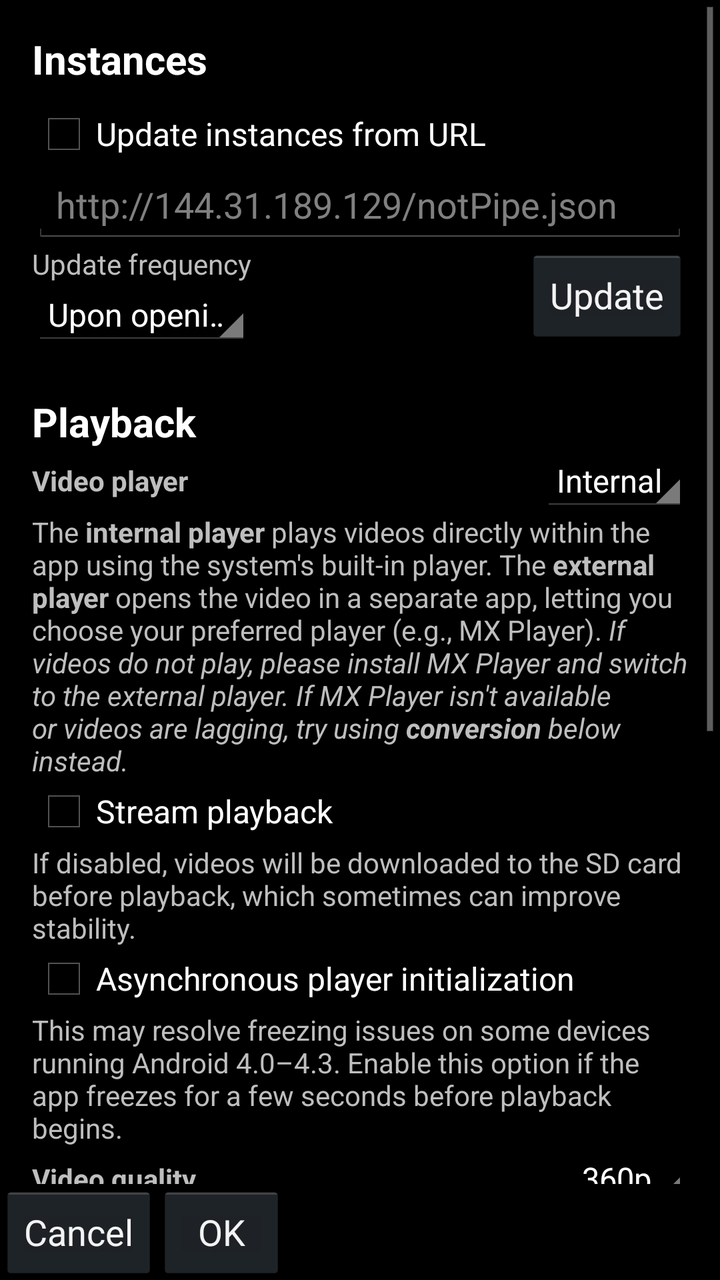
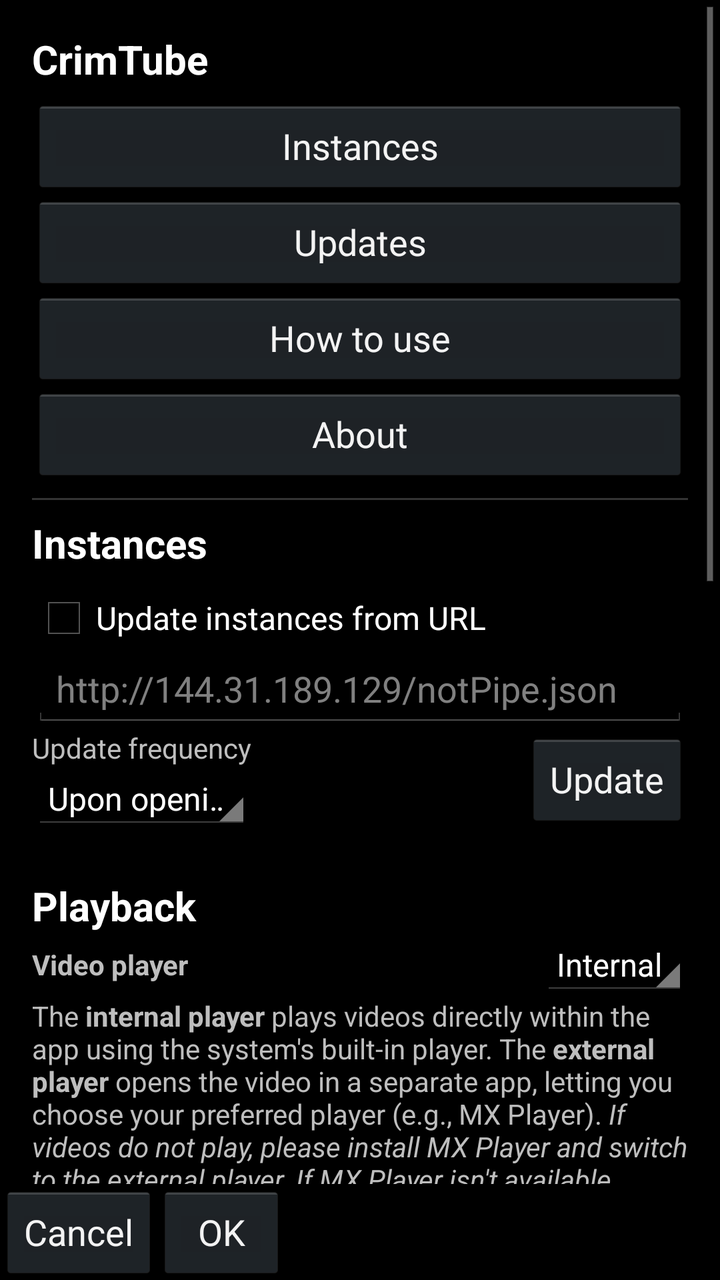

Screens rendered from an Android XML layout before and after an edit, with the pre-edit source and the edit as a unified diff.
<!-- AndroidManifest.xml: application theme AppTheme -->
<!-- res/layout/activity_settings.xml -->
<?xml version="1.0" encoding="utf-8"?>
<LinearLayout xmlns:android="http://schemas.android.com/apk/res/android"
    xmlns:tools="http://schemas.android.com/tools"
    android:layout_width="fill_parent"
    android:layout_height="fill_parent"
    android:orientation="vertical"
    android:focusable="true"
    android:focusableInTouchMode="true">
    
    <ScrollView 
        android:layout_width="fill_parent"
        android:layout_height="0dp"
        android:layout_weight="1"
        android:fillViewport="true">
        
        <LinearLayout
            android:orientation="vertical"
            android:layout_width="fill_parent"
            android:layout_height="wrap_content"
            android:padding="16dp">

            <TextView
                android:layout_width="fill_parent"
                android:layout_height="wrap_content"
                android:text="@string/instances"
                android:textStyle="bold"
                android:textSize="20sp"
                android:paddingBottom="8dp"
                android:textColor="@android:color/primary_text_dark"/>

            <CheckBox
                android:id="@+id/update_chk"
                android:layout_width="wrap_content"
                android:layout_height="wrap_content"
                android:text="@string/update_instances_url"/>
            <LinearLayout
                android:id="@+id/update_instances"
                android:layout_width="fill_parent"
                android:layout_height="wrap_content"
                android:orientation="vertical">
                <EditText
                    android:id="@+id/instances_url"
                    android:layout_width="fill_parent"
                    android:layout_height="wrap_content"
                    android:hint="http://144.31.189.129/notPipe.json"
                    android:inputType="textUri"
                    android:singleLine="true"/>

                <LinearLayout
                    android:layout_width="fill_parent"
                    android:layout_height="wrap_content"
                    android:orientation="horizontal">

                    <LinearLayout
                        android:layout_width="wrap_content"
                        android:layout_height="wrap_content"
                        android:orientation="vertical">

                        <TextView
                            android:layout_width="wrap_content"
                            android:layout_height="wrap_content"
                            android:text="@string/update_freq"/>

                        <Spinner
                            android:id="@+id/update_spinner"
                            android:layout_width="fill_parent"
                            android:layout_height="wrap_content"
                            android:entries="@array/update_freq_"/>
                    </LinearLayout>

                    <View
                        android:layout_width="0dp"
                        android:layout_height="wrap_content"
                        android:layout_weight="1"/>

                    <Button
                        android:id="@+id/update_btn"
                        android:layout_width="wrap_content"
                        android:layout_height="wrap_content"
                        android:text="@string/update"
                        android:layout_gravity="center_vertical"/>
                </LinearLayout>
            </LinearLayout>

            <LinearLayout
                android:id="@+id/apiInstancesContainer"
                android:layout_width="fill_parent"
                android:layout_height="wrap_content"
                android:orientation="vertical"/>

            <TextView
                android:layout_width="fill_parent"
                android:layout_height="wrap_content"
                android:text="@string/playback"
                android:textStyle="bold"
                android:textSize="20sp"
                android:paddingTop="24dp"
                android:textColor="@android:color/primary_text_dark"/>

            <LinearLayout
                android:layout_width="fill_parent"
                android:layout_height="wrap_content"
                android:orientation="horizontal"
                android:gravity="center_vertical">
                <TextView
                    android:layout_width="0dp"
                    android:layout_height="wrap_content"
                    android:layout_weight="1"
                    android:text="@string/video_player"
                    android:textStyle="bold"/>
                <Spinner
                    android:id="@+id/player_spinner"
                    android:layout_width="wrap_content"
                    android:layout_height="wrap_content"
                    android:entries="@array/video_player_"/>
            </LinearLayout>

            <TextView
                android:layout_width="fill_parent"
                android:layout_height="wrap_content"
                android:text="@string/video_player_desc"/>

            <CheckBox
                android:id="@+id/stream_playback_chk"
                android:layout_width="fill_parent"
                android:layout_height="wrap_content"
                android:text="@string/stream_playback"/>

            <TextView
                android:layout_width="fill_parent"
                android:layout_height="wrap_content"
                android:text="@string/stream_playback_desc"/>

            <CheckBox
                android:id="@+id/async_uri_chk"
                android:layout_width="fill_parent"
                android:layout_height="wrap_content"
                android:text="@string/async_uri"/>

            <TextView
                android:layout_width="fill_parent"
                android:layout_height="wrap_content"
                android:text="@string/async_uri_"/>

            <LinearLayout
                android:layout_width="fill_parent"
                android:layout_height="wrap_content"
                android:orientation="horizontal"
                android:gravity="center_vertical">
                <TextView
                    android:layout_width="0dp"
                    android:layout_height="wrap_content"
                    android:layout_weight="1"
                    android:text="@string/video_quality"
                    android:textStyle="bold"/>
                <Spinner
                    android:id="@+id/quality_spinner"
                    android:layout_width="wrap_content"
                    android:layout_height="wrap_content"
                    android:entries="@array/qualities"/>
            </LinearLayout>

            <TextView
                android:layout_width="fill_parent"
                android:layout_height="wrap_content"
                android:text="@string/quality_recommend"/>

            <TextView
                android:layout_width="fill_parent"
                android:layout_height="wrap_content"
                android:text="@string/conversion"
                android:textStyle="bold"
                android:textSize="20sp"
                android:paddingTop="24dp"
                android:textColor="@android:color/primary_text_dark"/>

            <TextView
                android:layout_width="fill_parent"
                android:layout_height="wrap_content"
                android:text="@string/conversion_"/>

            <CheckBox
                android:id="@+id/convert_chk"
                android:layout_width="fill_parent"
                android:layout_height="wrap_content"
                android:text="@string/convert_videos"/>

            <LinearLayout
                android:layout_width="fill_parent"
                android:layout_height="wrap_content"
                android:orientation="horizontal"
                android:gravity="center_vertical"
                android:id="@+id/codec_layout"
                android:visibility="gone"
                tools:visibility="visible">
                <TextView
                    android:layout_width="0dp"
                    android:layout_height="wrap_content"
                    android:layout_weight="1"
                    android:text="@string/video_codec"
                    android:textStyle="bold"/>
                <Spinner
                    android:id="@+id/codec_spinner"
                    android:layout_width="wrap_content"
                    android:layout_height="wrap_content"
                    android:entries="@array/codecs"/>
            </LinearLayout>

            <TextView
                android:layout_width="fill_parent"
                android:layout_height="wrap_content"
                android:text="@string/general"
                android:textStyle="bold"
                android:textSize="20sp"
                android:paddingTop="24dp"
                android:textColor="@android:color/primary_text_dark"/>

            <CheckBox
                android:id="@+id/fullscreen_rotate_chk"
                android:layout_width="fill_parent"
                android:layout_height="wrap_content"
                android:text="@string/force_landscape"/>

            <TextView
                android:layout_width="fill_parent"
                android:layout_height="wrap_content"
                android:paddingTop="24dp"
                android:text="@string/setting_footer"
                android:textStyle="italic"/>
        </LinearLayout>
    </ScrollView>

    <LinearLayout
        android:orientation="horizontal"
        android:layout_width="fill_parent"
        android:layout_height="wrap_content">
        
        <Button
            android:id="@+id/cancel"
            android:layout_width="wrap_content"
            android:layout_height="wrap_content"
            android:text="@android:string/cancel"/>
            
        <Button
            android:id="@+id/ok"
            android:layout_width="wrap_content"
            android:layout_height="wrap_content"
            android:text="@android:string/ok"/>
    </LinearLayout>
</LinearLayout>
<!-- resources referenced by this layout -->
<resources>
  <string-array name="codecs">
          <item>MPEG-4 Visual</item>
          <item>H.263</item>
      </string-array>
  <string-array name="qualities">
          <item>360p</item>
          <item>480p</item>
          <item>720p</item>
          <item>1080p</item>
      </string-array>
  <string-array name="update_freq_">
          <item>Upon opening the app</item>
          <item>Daily</item>
          <item>Every 2 days</item>
          <item>Every 3 days</item>
      </string-array>
  <string-array name="video_player_">
          <item>Internal</item>
          <item>External</item>
      </string-array>
  <string name="async_uri">Asynchronous player initialization</string>
  <string name="async_uri_">This may resolve freezing issues on some devices running Android 4.0–4.3. Enable this option if the app freezes for a few seconds before playback begins.</string>
  <string name="conversion">Conversion</string>
  <string name="conversion_">Conversion may help if your device does not support H.264 and MX Player is slow or not available. Conversion is available only for YtAPILegacy instances and is tried first. SD card required. With conversion, please do not try to view long videos. <b>Do not enable if videos are playing normally.</b></string>
  <string name="convert_videos">Convert videos</string>
  <string name="force_landscape">Force landscape in full-screen</string>
  <string name="general">General</string>
  <string name="instances">Instances</string>
  <string name="playback">Playback</string>
  <string name="quality_recommend">For smooth playback, 360p is recommended.</string>
  <string name="setting_footer">CrimTube — YouTube client for legacy Android</string>
  <string name="stream_playback">Stream playback</string>
  <string name="stream_playback_desc">If disabled, videos will be downloaded to the SD card before playback, which sometimes can improve stability.</string>
  <string name="update">Update</string>
  <string name="update_freq">Update frequency</string>
  <string name="update_instances_url">Update instances from URL</string>
  <string name="video_codec">Video codec</string>
  <string name="video_player">Video player</string>
  <string name="video_player_desc">The <b>internal player</b> plays videos directly within the app using the system\'s built-in player. The <b>external player</b> opens the video in a separate app, letting you choose your preferred player (e.g., MX Player). <i>If videos do not play, please install MX Player and switch to the external player. If MX Player isn\'t available or videos are lagging, try using <b>conversion</b> below instead.</i></string>
  <string name="video_quality">Video quality</string>
  <style name="AppTheme" parent="@android:style/Theme">
      </style>
</resources>

<!-- the commit's change to res/layout/activity_settings.xml (unified diff, before → after) -->
@@ -22,6 +22,46 @@
             <TextView
                 android:layout_width="fill_parent"
                 android:layout_height="wrap_content"
+                android:text="@string/app_name"
+                android:textStyle="bold"
+                android:textSize="20sp"
+                android:paddingBottom="6dp"
+                android:textColor="@android:color/primary_text_dark" />
+
+            <Button
+                android:id="@+id/settings_instances_list"
+                android:layout_width="fill_parent"
+                android:layout_height="wrap_content"
+                android:text="@string/instances" />
+
+            <Button
+                android:id="@+id/settings_updates"
+                android:layout_width="fill_parent"
+                android:layout_height="wrap_content"
+                android:text="@string/updates" />
+
+            <Button
+                android:id="@+id/settings_help"
+                android:layout_width="fill_parent"
+                android:layout_height="wrap_content"
+                android:text="@string/help" />
+
+            <Button
+                android:id="@+id/settings_about"
+                android:layout_width="fill_parent"
+                android:layout_height="wrap_content"
+                android:text="@string/about" />
+
+            <View
+                android:layout_width="fill_parent"
+                android:layout_height="1dp"
+                android:layout_marginTop="8dp"
+                android:layout_marginBottom="8dp"
+                android:background="#33FFFFFF" />
+
+            <TextView
+                android:layout_width="fill_parent"
+                android:layout_height="wrap_content"
                 android:text="@string/instances"
                 android:textStyle="bold"
                 android:textSize="20sp"
<!-- resource entries referenced after the edit -->
@@ -20,6 +20,8 @@
           <item>Internal</item>
           <item>External</item>
       </string-array>
+  <string name="about">About</string>
+  <string name="app_name" translatable="false">CrimTube</string>
   <string name="async_uri">Asynchronous player initialization</string>
   <string name="async_uri_">This may resolve freezing issues on some devices running Android 4.0–4.3. Enable this option if the app freezes for a few seconds before playback begins.</string>
   <string name="conversion">Conversion</string>
@@ -27,6 +29,7 @@
   <string name="convert_videos">Convert videos</string>
   <string name="force_landscape">Force landscape in full-screen</string>
   <string name="general">General</string>
+  <string name="help">How to use</string>
   <string name="instances">Instances</string>
   <string name="playback">Playback</string>
   <string name="quality_recommend">For smooth playback, 360p is recommended.</string>
@@ -36,6 +39,7 @@
   <string name="update">Update</string>
   <string name="update_freq">Update frequency</string>
   <string name="update_instances_url">Update instances from URL</string>
+  <string name="updates">Updates</string>
   <string name="video_codec">Video codec</string>
   <string name="video_player">Video player</string>
   <string name="video_player_desc">The <b>internal player</b> plays videos directly within the app using the system\'s built-in player. The <b>external player</b> opens the video in a separate app, letting you choose your preferred player (e.g., MX Player). <i>If videos do not play, please install MX Player and switch to the external player. If MX Player isn\'t available or videos are lagging, try using <b>conversion</b> below instead.</i></string>
